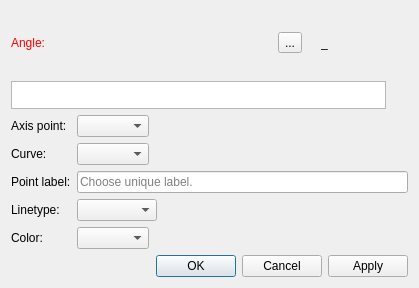
First picture: the form in src/libs/vtools/dialogs/tools/dialogcurveintersectaxis.ui, repository FashionFreedom/Seamly2D, before the edit.
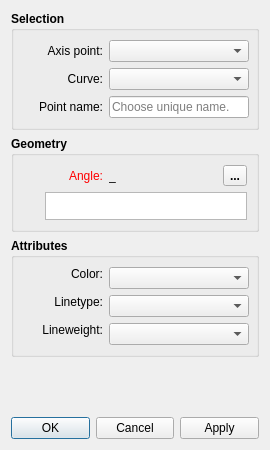
Second picture: the form after the edit. Icons and pictures are not drawn. Custom widgets are drawn as their Qt base class.

The edit to the form file:
```diff
--- a/src/libs/vtools/dialogs/tools/dialogcurveintersectaxis.ui
+++ b/src/libs/vtools/dialogs/tools/dialogcurveintersectaxis.ui
@@ -6,10 +6,16 @@
    <rect>
     <x>0</x>
     <y>0</y>
-    <width>419</width>
-    <height>288</height>
+    <width>270</width>
+    <height>450</height>
    </rect>
   </property>
+  <property name="minimumSize">
+   <size>
+    <width>270</width>
+    <height>0</height>
+   </size>
+  </property>
   <property name="windowTitle">
    <string>Point intersect curve and axis</string>
   </property>
@@ -17,7 +23,219 @@
    <iconset resource="../../../vmisc/share/resources/icon.qrc">
     <normaloff>:/icon/64x64/icon64x64.png</normaloff>:/icon/64x64/icon64x64.png</iconset>
   </property>
-  <layout class="QVBoxLayout" name="verticalLayout_4">
+  <layout class="QVBoxLayout" name="verticalLayout_3">
+   <item>
+    <widget class="QGroupBox" name="groupBox">
+     <property name="sizePolicy">
+      <sizepolicy hsizetype="Expanding" vsizetype="Preferred">
+       <horstretch>0</horstretch>
+       <verstretch>0</verstretch>
+      </sizepolicy>
+     </property>
+     <property name="font">
+      <font>
+       <pointsize>9</pointsize>
+       <weight>75</weight>
+       <bold>true</bold>
+      </font>
+     </property>
+     <property name="title">
+      <string>Selection</string>
+     </property>
+     <layout class="QVBoxLayout" name="verticalLayout_2">
+      <item>
+       <layout class="QHBoxLayout" name="horizontalLayout_2">
+        <item>
+         <widget class="QLabel" name="axisPoint_Label">
+          <property name="sizePolicy">
+           <sizepolicy hsizetype="Preferred" vsizetype="Preferred">
+            <horstretch>0</horstretch>
+            <verstretch>0</verstretch>
+           </sizepolicy>
+          </property>
+          <property name="minimumSize">
+           <size>
+            <width>80</width>
+            <height>0</height>
+           </size>
+          </property>
+          <property name="font">
+           <font>
+            <weight>50</weight>
+            <bold>false</bold>
+           </font>
+          </property>
+          <property name="text">
+           <string>Axis point:</string>
+          </property>
+          <property name="alignment">
+           <set>Qt::AlignRight|Qt::AlignTrailing|Qt::AlignVCenter</set>
+          </property>
+         </widget>
+        </item>
+        <item>
+         <widget class="QComboBox" name="axisPoint_ComboBox">
+          <property name="sizePolicy">
+           <sizepolicy hsizetype="Expanding" vsizetype="Fixed">
+            <horstretch>0</horstretch>
+            <verstretch>0</verstretch>
+           </sizepolicy>
+          </property>
+          <property name="minimumSize">
+           <size>
+            <width>140</width>
+            <height>0</height>
+           </size>
+          </property>
+          <property name="font">
+           <font>
+            <weight>50</weight>
+            <bold>false</bold>
+           </font>
+          </property>
+          <property name="toolTip">
+           <string/>
+          </property>
+         </widget>
+        </item>
+       </layout>
+      </item>
+      <item>
+       <layout class="QHBoxLayout" name="horizontalLayout_3">
+        <item>
+         <widget class="QLabel" name="curve_Label">
+          <property name="sizePolicy">
+           <sizepolicy hsizetype="Preferred" vsizetype="Preferred">
+            <horstretch>0</horstretch>
+            <verstretch>0</verstretch>
+           </sizepolicy>
+          </property>
+          <property name="minimumSize">
+           <size>
+            <width>80</width>
+            <height>0</height>
+           </size>
+          </property>
+          <property name="font">
+           <font>
+            <weight>50</weight>
+            <bold>false</bold>
+           </font>
+          </property>
+          <property name="text">
+           <string>Curve:</string>
+          </property>
+          <property name="alignment">
+           <set>Qt::AlignRight|Qt::AlignTrailing|Qt::AlignVCenter</set>
+          </property>
+         </widget>
+        </item>
+        <item>
+         <widget class="QComboBox" name="curve_ComboBox">
+          <property name="sizePolicy">
+           <sizepolicy hsizetype="Expanding" vsizetype="Fixed">
+            <horstretch>0</horstretch>
+            <verstretch>0</verstretch>
+           </sizepolicy>
+          </property>
+          <property name="minimumSize">
+           <size>
+            <width>140</width>
+            <height>0</height>
+           </size>
+          </property>
+          <property name="font">
+           <font>
+            <weight>50</weight>
+            <bold>false</bold>
+           </font>
+          </property>
+         </widget>
+        </item>
+       </layout>
+      </item>
+      <item>
+       <layout class="QHBoxLayout" name="horizontalLayout_4">
+        <item>
+         <widget class="QLabel" name="pointName_Label">
+          <property name="sizePolicy">
+           <sizepolicy hsizetype="Preferred" vsizetype="Preferred">
+            <horstretch>0</horstretch>
+            <verstretch>0</verstretch>
+           </sizepolicy>
+          </property>
+          <property name="minimumSize">
+           <size>
+            <width>80</width>
+            <height>0</height>
+           </size>
+          </property>
+          <property name="font">
+           <font>
+            <weight>50</weight>
+            <bold>false</bold>
+           </font>
+          </property>
+          <property name="text">
+           <string>Point name:</string>
+          </property>
+          <property name="alignment">
+           <set>Qt::AlignRight|Qt::AlignTrailing|Qt::AlignVCenter</set>
+          </property>
+         </widget>
+        </item>
+        <item>
+         <widget class="QLineEdit" name="pointName_LineEdit">
+          <property name="sizePolicy">
+           <sizepolicy hsizetype="Expanding" vsizetype="Fixed">
+            <horstretch>0</horstretch>
+            <verstretch>0</verstretch>
+           </sizepolicy>
+          </property>
+          <property name="minimumSize">
+           <size>
+            <width>140</width>
+            <height>0</height>
+           </size>
+          </property>
+          <property name="font">
+           <font>
+            <weight>50</weight>
+            <bold>false</bold>
+           </font>
+          </property>
+          <property name="toolTip">
+           <string>Unique name</string>
+          </property>
+          <property name="placeholderText">
+           <string>Choose unique name.</string>
+          </property>
+         </widget>
+        </item>
+       </layout>
+      </item>
+     </layout>
+    </widget>
+   </item>
+   <item>
+    <widget class="QGroupBox" name="groupBox_2">
+     <property name="sizePolicy">
+      <sizepolicy hsizetype="Expanding" vsizetype="Preferred">
+       <horstretch>0</horstretch>
+       <verstretch>0</verstretch>
+      </sizepolicy>
+     </property>
+     <property name="font">
+      <font>
+       <pointsize>9</pointsize>
+       <weight>75</weight>
+       <bold>true</bold>
+      </font>
+     </property>
+     <property name="title">
+      <string>Geometry</string>
+     </property>
+     <layout class="QVBoxLayout" name="verticalLayout">
    <item>
     <layout class="QHBoxLayout" name="horizontalLayout_9">
      <item alignment="Qt::AlignLeft">
@@ -28,6 +246,12 @@
          <verstretch>0</verstretch>
         </sizepolicy>
        </property>
+          <property name="minimumSize">
+           <size>
+            <width>80</width>
+            <height>0</height>
+           </size>
+          </property>
        <property name="palette">
         <palette>
          <active>
@@ -65,9 +289,46 @@
          </disabled>
         </palette>
        </property>
+          <property name="font">
+           <font>
+            <weight>50</weight>
+            <bold>false</bold>
+           </font>
+          </property>
        <property name="text">
         <string>Angle:</string>
        </property>
+          <property name="alignment">
+           <set>Qt::AlignRight|Qt::AlignTrailing|Qt::AlignVCenter</set>
+          </property>
+         </widget>
+        </item>
+        <item>
+         <widget class="QLabel" name="labelResultCalculation">
+          <property name="sizePolicy">
+           <sizepolicy hsizetype="Fixed" vsizetype="Preferred">
+            <horstretch>0</horstretch>
+            <verstretch>0</verstretch>
+           </sizepolicy>
+          </property>
+          <property name="minimumSize">
+           <size>
+            <width>87</width>
+            <height>0</height>
+           </size>
+          </property>
+          <property name="font">
+           <font>
+            <weight>50</weight>
+            <bold>false</bold>
+           </font>
+          </property>
+          <property name="toolTip">
+           <string>Value</string>
+          </property>
+          <property name="text">
+           <string notr="true">_</string>
+          </property>
       </widget>
      </item>
      <item>
@@ -103,42 +364,39 @@
        </property>
       </widget>
      </item>
-     <item alignment="Qt::AlignRight">
-      <widget class="QLabel" name="label_3">
-       <property name="text">
-        <string/>
-       </property>
-       <property name="pixmap">
-        <pixmap resource="../../../vmisc/share/resources/icon.qrc">:/icon/24x24/equal.png</pixmap>
-       </property>
-      </widget>
-     </item>
-     <item alignment="Qt::AlignRight">
-      <widget class="QLabel" name="labelResultCalculation">
-       <property name="sizePolicy">
-        <sizepolicy hsizetype="Fixed" vsizetype="Preferred">
-         <horstretch>0</horstretch>
-         <verstretch>0</verstretch>
-        </sizepolicy>
-       </property>
-       <property name="minimumSize">
-        <size>
-         <width>87</width>
-         <height>0</height>
-        </size>
-       </property>
-       <property name="toolTip">
-        <string>Value</string>
-       </property>
-       <property name="text">
-        <string notr="true">_</string>
-       </property>
-      </widget>
-     </item>
     </layout>
    </item>
    <item>
     <layout class="QHBoxLayout" name="horizontalLayout">
+        <item>
+         <widget class="QPushButton" name="growLengthAngle_PushButton">
+          <property name="maximumSize">
+           <size>
+            <width>16</width>
+            <height>16</height>
+           </size>
+          </property>
+          <property name="toolTip">
+           <string>&lt;html&gt;&lt;head/&gt;&lt;body&gt;&lt;p&gt;Show full calculation in message box&lt;/p&gt;&lt;/body&gt;&lt;/html&gt;</string>
+          </property>
+          <property name="text">
+           <string notr="true"/>
+          </property>
+          <property name="icon">
+           <iconset theme="go-down">
+            <normaloff>.</normaloff>.</iconset>
+          </property>
+          <property name="iconSize">
+           <size>
+            <width>16</width>
+            <height>16</height>
+           </size>
+          </property>
+          <property name="flat">
+           <bool>true</bool>
+          </property>
+         </widget>
+        </item>
      <item>
       <widget class="QPlainTextEdit" name="plainTextEditFormula">
        <property name="sizePolicy">
@@ -159,6 +417,12 @@
          <height>0</height>
         </size>
        </property>
+          <property name="font">
+           <font>
+            <weight>50</weight>
+            <bold>false</bold>
+           </font>
+          </property>
        <property name="toolTip">
         <string>&lt;html&gt;&lt;head/&gt;&lt;body&gt;
 &lt;table width = 370&gt;&lt;tr&gt;&lt;td align = left width =300&gt;&lt;b&gt;Angle Calculation&lt;/b&gt;&lt;br&gt;Angles are specified in degrees, i.e. a full circle equals 360 deg. Positive values for an  angle means counter-clockwise while a negative value means the clockwise direction. Zero degrees is at the 3 o'clock position.&lt;/td&gt;&lt;td align = right valign = middle&gt;&lt;img src=&quot;:/icon/64x64/rotation..png&quot;/&gt;&lt;/td&gt;&lt;/tr&gt;&lt;/table&gt;&lt;/body&gt;&lt;/html&gt;</string>
@@ -171,116 +435,162 @@
        </property>
       </widget>
      </item>
-     <item>
-      <widget class="QPushButton" name="pushButtonGrowLengthAngle">
-       <property name="maximumSize">
-        <size>
-         <width>16</width>
-         <height>16</height>
-        </size>
-       </property>
-       <property name="toolTip">
-        <string>&lt;html&gt;&lt;head/&gt;&lt;body&gt;&lt;p&gt;Show full calculation in message box&lt;/p&gt;&lt;/body&gt;&lt;/html&gt;</string>
-       </property>
-       <property name="text">
-        <string notr="true"/>
-       </property>
-       <property name="icon">
-        <iconset theme="go-down">
-         <normaloff>.</normaloff>.</iconset>
-       </property>
-       <property name="iconSize">
-        <size>
-         <width>16</width>
-         <height>16</height>
-        </size>
-       </property>
-       <property name="flat">
-        <bool>true</bool>
-       </property>
-      </widget>
-     </item>
-    </layout>
+       </layout>
+      </item>
+     </layout>
+    </widget>
    </item>
    <item>
-    <layout class="QFormLayout" name="formLayout">
-     <property name="fieldGrowthPolicy">
-      <enum>QFormLayout::ExpandingFieldsGrow</enum>
+    <widget class="QGroupBox" name="attributes_GroupBox_2">
+     <property name="minimumSize">
+      <size>
+       <width>240</width>
+       <height>0</height>
+      </size>
      </property>
-     <item row="0" column="0">
-      <widget class="QLabel" name="label_4">
-       <property name="sizePolicy">
-        <sizepolicy hsizetype="Preferred" vsizetype="Preferred">
-         <horstretch>0</horstretch>
-         <verstretch>0</verstretch>
-        </sizepolicy>
-       </property>
-       <property name="text">
-        <string>Axis point:</string>
-       </property>
-      </widget>
-     </item>
-     <item row="0" column="1">
-      <widget class="QComboBox" name="comboBoxAxisPoint">
-       <property name="toolTip">
-        <string/>
-       </property>
-      </widget>
-     </item>
+     <property name="font">
+      <font>
+       <pointsize>9</pointsize>
+       <weight>75</weight>
+       <bold>true</bold>
+      </font>
+     </property>
+     <property name="title">
+      <string>Attributes</string>
+     </property>
+     <layout class="QVBoxLayout" name="verticalLayout_4">
+      <item>
+       <layout class="QFormLayout" name="formLayout_3">
      <item row="1" column="0">
-      <widget class="QLabel" name="label_5">
+         <widget class="QLabel" name="lineType_Label">
        <property name="sizePolicy">
-        <sizepolicy hsizetype="Preferred" vsizetype="Preferred">
+           <sizepolicy hsizetype="MinimumExpanding" vsizetype="Fixed">
          <horstretch>0</horstretch>
          <verstretch>0</verstretch>
         </sizepolicy>
        </property>
+          <property name="minimumSize">
+           <size>
+            <width>80</width>
+            <height>0</height>
+           </size>
+          </property>
+          <property name="maximumSize">
+           <size>
+            <width>16777215</width>
+            <height>16777215</height>
+           </size>
+          </property>
+          <property name="font">
+           <font>
+            <pointsize>9</pointsize>
+            <weight>50</weight>
+            <bold>false</bold>
+           </font>
+          </property>
        <property name="text">
-        <string>Curve:</string>
+           <string>Linetype:</string>
+          </property>
+          <property name="alignment">
+           <set>Qt::AlignRight|Qt::AlignTrailing|Qt::AlignVCenter</set>
        </property>
       </widget>
      </item>
      <item row="1" column="1">
-      <widget class="QComboBox" name="comboBoxCurve"/>
+         <widget class="LineTypeComboBox" name="lineType_ComboBox">
+          <property name="sizePolicy">
+           <sizepolicy hsizetype="Expanding" vsizetype="Fixed">
+            <horstretch>0</horstretch>
+            <verstretch>0</verstretch>
+           </sizepolicy>
+          </property>
+          <property name="minimumSize">
+           <size>
+            <width>140</width>
+            <height>0</height>
+           </size>
+          </property>
+          <property name="maximumSize">
+           <size>
+            <width>16777215</width>
+            <height>16777215</height>
+           </size>
+          </property>
+          <property name="font">
+           <font>
+            <pointsize>9</pointsize>
+            <weight>50</weight>
+            <bold>false</bold>
+           </font>
+          </property>
+         </widget>
      </item>
      <item row="2" column="0">
-      <widget class="QLabel" name="labelEditNamePoint">
+         <widget class="QLabel" name="lineWeight_Label">
        <property name="sizePolicy">
-        <sizepolicy hsizetype="Preferred" vsizetype="Preferred">
+           <sizepolicy hsizetype="MinimumExpanding" vsizetype="Fixed">
          <horstretch>0</horstretch>
          <verstretch>0</verstretch>
         </sizepolicy>
        </property>
+          <property name="minimumSize">
+           <size>
+            <width>80</width>
+            <height>0</height>
+           </size>
+          </property>
+          <property name="maximumSize">
+           <size>
+            <width>16777215</width>
+            <height>16777215</height>
+           </size>
+          </property>
+          <property name="font">
+           <font>
+            <pointsize>9</pointsize>
+            <weight>50</weight>
+            <bold>false</bold>
+           </font>
+          </property>
        <property name="text">
-        <string>Point label:</string>
+           <string>Lineweight:</string>
+          </property>
+          <property name="alignment">
+           <set>Qt::AlignRight|Qt::AlignTrailing|Qt::AlignVCenter</set>
        </property>
       </widget>
      </item>
      <item row="2" column="1">
-      <widget class="QLineEdit" name="lineEditNamePoint">
+         <widget class="LineWeightComboBox" name="lineWeight_ComboBox">
        <property name="sizePolicy">
         <sizepolicy hsizetype="Expanding" vsizetype="Fixed">
          <horstretch>0</horstretch>
          <verstretch>0</verstretch>
         </sizepolicy>
        </property>
-       <property name="toolTip">
-        <string>Unique label</string>
-       </property>
-       <property name="placeholderText">
-        <string>Choose unique label.</string>
+          <property name="minimumSize">
+           <size>
+            <width>140</width>
+            <height>0</height>
+           </size>
+          </property>
+          <property name="font">
+           <font>
+            <pointsize>9</pointsize>
+            <weight>50</weight>
+            <bold>false</bold>
+           </font>
        </property>
       </widget>
      </item>
-     <item row="3" column="0">
-      <widget class="QLabel" name="label_7">
-       <property name="text">
-        <string>Linetype:</string>
-       </property>
-      </widget>
-     </item>
-     <item row="3" column="1">
-      <widget class="QComboBox" name="comboBoxLineType">
+        <item row="0" column="0">
+         <widget class="QLabel" name="lineColor_Label">
+          <property name="sizePolicy">
+           <sizepolicy hsizetype="MinimumExpanding" vsizetype="Fixed">
+            <horstretch>0</horstretch>
+            <verstretch>0</verstretch>
+           </sizepolicy>
+          </property>
        <property name="minimumSize">
         <size>
          <width>80</width>
@@ -289,29 +599,65 @@
        </property>
        <property name="maximumSize">
         <size>
-         <width>110</width>
+            <width>16777215</width>
          <height>16777215</height>
         </size>
        </property>
-       <property name="iconSize">
-        <size>
-         <width>80</width>
-         <height>14</height>
-        </size>
-       </property>
-      </widget>
-     </item>
-     <item row="4" column="0">
-      <widget class="QLabel" name="label">
+          <property name="font">
+           <font>
+            <pointsize>9</pointsize>
+            <weight>50</weight>
+            <bold>false</bold>
+           </font>
+          </property>
        <property name="text">
         <string>Color:</string>
        </property>
-      </widget>
-     </item>
-     <item row="4" column="1">
-      <widget class="QComboBox" name="comboBoxLineColor"/>
-     </item>
-    </layout>
+          <property name="alignment">
+           <set>Qt::AlignRight|Qt::AlignTrailing|Qt::AlignVCenter</set>
+          </property>
+         </widget>
+        </item>
+        <item row="0" column="1">
+         <widget class="ColorComboBox" name="lineColor_ComboBox">
+          <property name="sizePolicy">
+           <sizepolicy hsizetype="Expanding" vsizetype="Fixed">
+            <horstretch>0</horstretch>
+            <verstretch>0</verstretch>
+           </sizepolicy>
+          </property>
+          <property name="minimumSize">
+           <size>
+            <width>140</width>
+            <height>0</height>
+           </size>
+          </property>
+          <property name="font">
+           <font>
+            <pointsize>9</pointsize>
+            <weight>50</weight>
+            <bold>false</bold>
+           </font>
+          </property>
+         </widget>
+        </item>
+       </layout>
+      </item>
+     </layout>
+    </widget>
+   </item>
+   <item>
+    <spacer name="verticalSpacer">
+     <property name="orientation">
+      <enum>Qt::Vertical</enum>
+     </property>
+     <property name="sizeHint" stdset="0">
+      <size>
+       <width>20</width>
+       <height>60</height>
+      </size>
+     </property>
+    </spacer>
    </item>
    <item>
     <widget class="QDialogButtonBox" name="buttonBox">
@@ -325,6 +671,23 @@
    </item>
   </layout>
  </widget>
+ <customwidgets>
+  <customwidget>
+   <class>ColorComboBox</class>
+   <extends>QComboBox</extends>
+   <header location="global">color_combobox.h</header>
+  </customwidget>
+  <customwidget>
+   <class>LineTypeComboBox</class>
+   <extends>QComboBox</extends>
+   <header location="global">linetype_combobox.h</header>
+  </customwidget>
+  <customwidget>
+   <class>LineWeightComboBox</class>
+   <extends>QComboBox</extends>
+   <header location="global">lineweight_combobox.h</header>
+  </customwidget>
+ </customwidgets>
  <tabstops>
   <tabstop>plainTextEditFormula</tabstop>
   <tabstop>pushButtonGrowLengthAngle</tabstop>
```
Left out of the diff: 12 changed lines with no effect on the pictures. Lines whose indentation alone changed are shown as unchanged.
